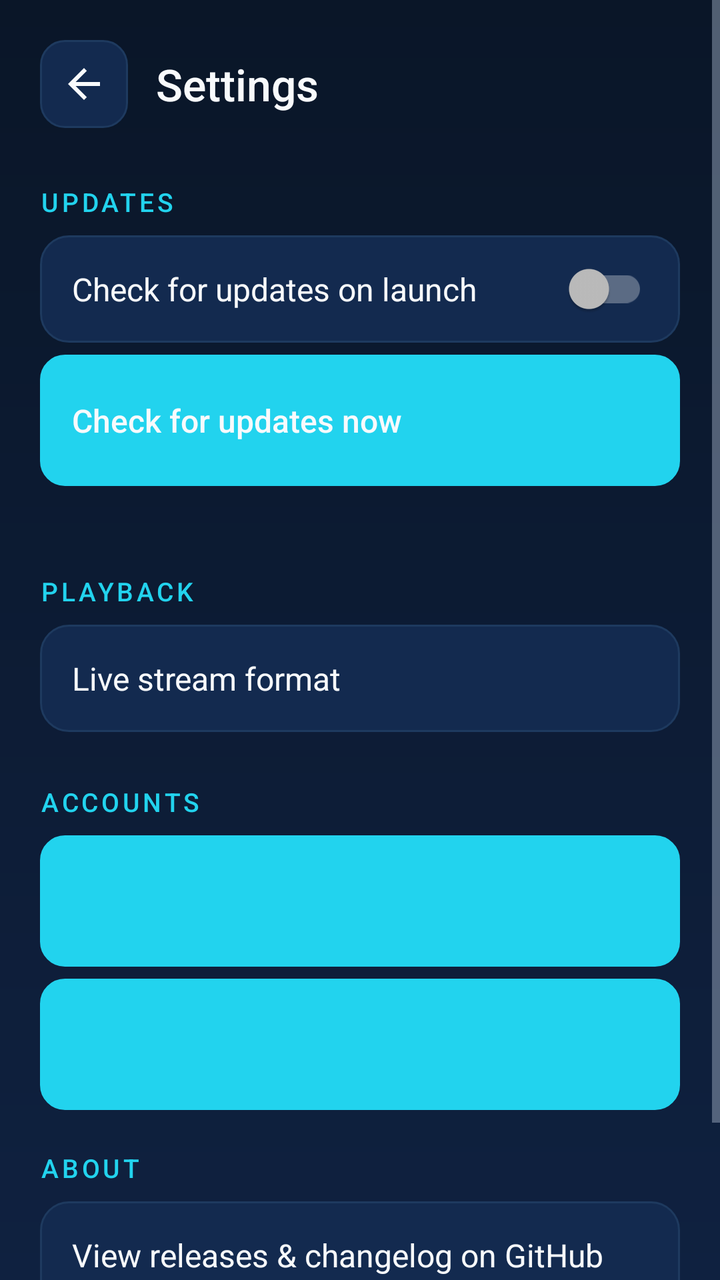
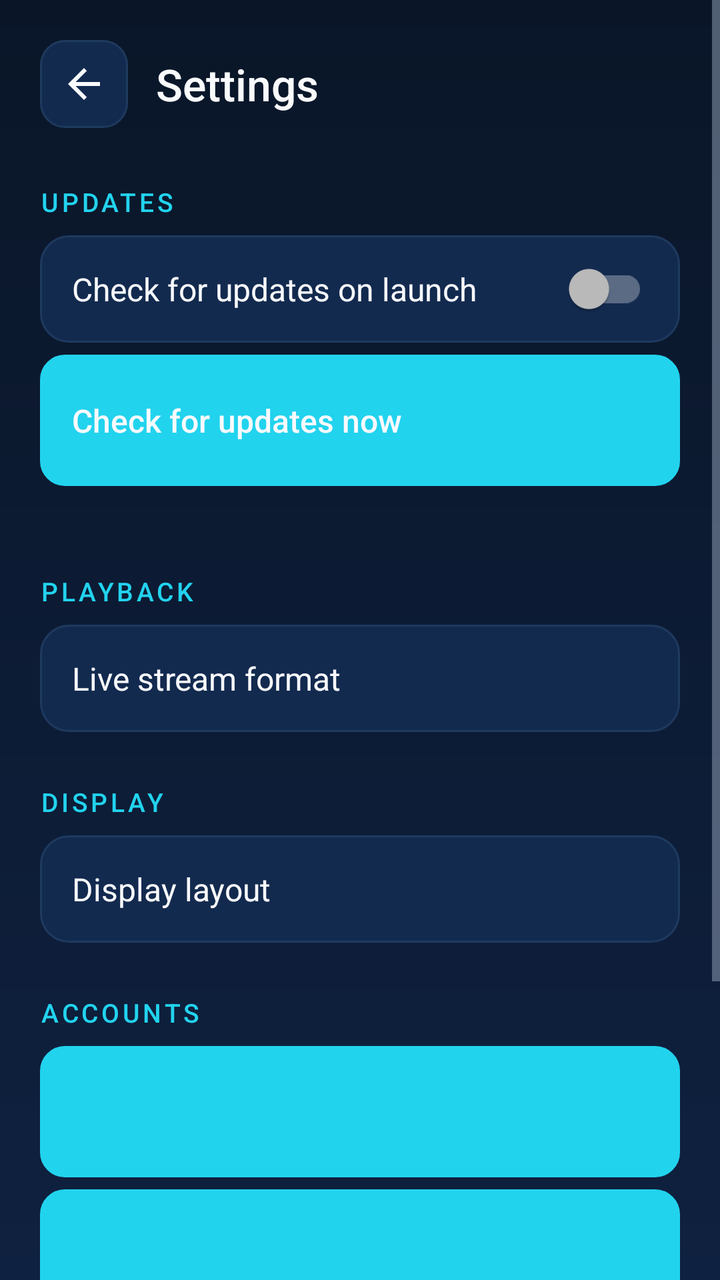

Screens rendered from an Android XML layout before and after an edit, with the pre-edit source and the edit as a unified diff.
<!-- AndroidManifest.xml: application theme Theme.StreamArcTV -->
<!-- res/layout/activity_settings.xml -->
<?xml version="1.0" encoding="utf-8"?>
<ScrollView xmlns:android="http://schemas.android.com/apk/res/android"
    xmlns:app="http://schemas.android.com/apk/res-auto"
    android:layout_width="match_parent"
    android:layout_height="match_parent"
    android:background="@drawable/bg_home_gradient"
    android:fillViewport="true">

    <androidx.constraintlayout.widget.ConstraintLayout
        android:layout_width="match_parent"
        android:layout_height="wrap_content"
        android:padding="20dp">

        <ImageButton
            android:id="@+id/btnBack"
            android:layout_width="44dp"
            android:layout_height="44dp"
            android:background="@drawable/bg_icon_button"
            android:contentDescription="@string/back"
            android:src="@drawable/ic_back"
            app:layout_constraintStart_toStartOf="parent"
            app:layout_constraintTop_toTopOf="parent" />

        <TextView
            android:layout_width="0dp"
            android:layout_height="wrap_content"
            android:layout_marginStart="14dp"
            android:fontFamily="sans-serif-medium"
            android:text="@string/settings"
            android:textColor="@color/text"
            android:textSize="22sp"
            app:layout_constraintBottom_toBottomOf="@id/btnBack"
            app:layout_constraintEnd_toEndOf="parent"
            app:layout_constraintStart_toEndOf="@id/btnBack"
            app:layout_constraintTop_toTopOf="@id/btnBack" />

        <LinearLayout
            android:id="@+id/content"
            android:layout_width="0dp"
            android:layout_height="wrap_content"
            android:layout_marginTop="8dp"
            android:orientation="vertical"
            app:layout_constraintEnd_toEndOf="parent"
            app:layout_constraintStart_toStartOf="parent"
            app:layout_constraintTop_toBottomOf="@id/btnBack"
            app:layout_constraintWidth_max="640dp">

            
            <TextView
                style="@style/SectionHeader"
                android:layout_width="match_parent"
                android:layout_height="wrap_content"
                android:text="@string/updates" />

            <androidx.appcompat.widget.SwitchCompat
                android:id="@+id/switchAutoUpdate"
                style="@style/SettingsRow"
                android:layout_width="match_parent"
                android:layout_height="wrap_content"
                android:text="@string/auto_check_updates"
                android:textColor="@color/text"
                android:textSize="16sp" />

            <Button
                android:id="@+id/btnCheckUpdates"
                style="@style/SecondaryButton"
                android:layout_width="match_parent"
                android:layout_height="wrap_content"
                android:layout_marginBottom="6dp"
                android:gravity="start|center_vertical"
                android:padding="16dp"
                android:text="@string/check_for_updates_now" />

            <TextView
                android:id="@+id/txtSkipped"
                android:layout_width="match_parent"
                android:layout_height="wrap_content"
                android:paddingStart="16dp"
                android:paddingEnd="16dp"
                android:textColor="@color/text_muted"
                android:textSize="13sp" />

            <Button
                android:id="@+id/btnClearSkipped"
                style="@style/SecondaryButton"
                android:layout_width="match_parent"
                android:layout_height="wrap_content"
                android:layout_marginTop="6dp"
                android:gravity="start|center_vertical"
                android:padding="16dp"
                android:text="@string/clear_skipped_version"
                android:visibility="gone" />

            
            <TextView
                style="@style/SectionHeader"
                android:layout_width="match_parent"
                android:layout_height="wrap_content"
                android:text="@string/playback" />

            <LinearLayout
                android:id="@+id/rowLiveFormat"
                style="@style/SettingsRow"
                android:layout_width="match_parent"
                android:layout_height="wrap_content"
                android:orientation="horizontal">

                <TextView
                    android:layout_width="0dp"
                    android:layout_height="wrap_content"
                    android:layout_weight="1"
                    android:text="@string/live_stream_format"
                    android:textColor="@color/text"
                    android:textSize="16sp" />

                <TextView
                    android:id="@+id/txtLiveFormatValue"
                    android:layout_width="wrap_content"
                    android:layout_height="wrap_content"
                    android:textColor="@color/accent"
                    android:textSize="15sp" />
            </LinearLayout>

            
            <TextView
                style="@style/SectionHeader"
                android:layout_width="match_parent"
                android:layout_height="wrap_content"
                android:text="@string/accounts" />

            <Button
                android:id="@+id/btnLogoutLive"
                style="@style/SecondaryButton"
                android:layout_width="match_parent"
                android:layout_height="wrap_content"
                android:layout_marginBottom="6dp"
                android:gravity="start|center_vertical"
                android:padding="16dp" />

            <Button
                android:id="@+id/btnLogoutVod"
                style="@style/SecondaryButton"
                android:layout_width="match_parent"
                android:layout_height="wrap_content"
                android:gravity="start|center_vertical"
                android:padding="16dp" />

            
            <TextView
                style="@style/SectionHeader"
                android:layout_width="match_parent"
                android:layout_height="wrap_content"
                android:text="@string/about" />

            <LinearLayout
                android:id="@+id/rowGithub"
                style="@style/SettingsRow"
                android:layout_width="match_parent"
                android:layout_height="wrap_content"
                android:orientation="vertical">

                <TextView
                    android:layout_width="match_parent"
                    android:layout_height="wrap_content"
                    android:text="@string/view_releases"
                    android:textColor="@color/text"
                    android:textSize="16sp" />

                <TextView
                    android:id="@+id/txtRepo"
                    android:layout_width="match_parent"
                    android:layout_height="wrap_content"
                    android:layout_marginTop="4dp"
                    android:textColor="@color/accent"
                    android:textSize="13sp" />
            </LinearLayout>

            <TextView
                android:id="@+id/txtVersion"
                android:layout_width="match_parent"
                android:layout_height="wrap_content"
                android:paddingStart="16dp"
                android:paddingTop="10dp"
                android:paddingEnd="16dp"
                android:textColor="@color/text_muted"
                android:textSize="13sp" />
        </LinearLayout>
    </androidx.constraintlayout.widget.ConstraintLayout>
</ScrollView>
<!-- resources referenced by this layout -->
<resources>
  <color name="accent">#22D3EE</color>
  <color name="text">#F8FAFC</color>
  <color name="text_muted">#94A3B8</color>
  <!-- drawable bg_home_gradient (drawable) -->
  <?xml version="1.0" encoding="utf-8"?>
  <shape xmlns:android="http://schemas.android.com/apk/res/android" android:shape="rectangle">
      <gradient android:angle="270" android:startColor="@color/bg" android:endColor="@color/bg_gradient_end" />
  </shape>
  <!-- drawable ic_back (drawable) -->
  <?xml version="1.0" encoding="utf-8"?>
  <vector xmlns:android="http://schemas.android.com/apk/res/android"
      android:width="24dp" android:height="24dp" android:viewportWidth="24" android:viewportHeight="24" android:tint="?attr/colorOnSurface">
      <path android:fillColor="@android:color/white" android:pathData="M20,11H7.83l5.59,-5.59L12,4l-8,8l8,8l1.41,-1.41L7.83,13H20V11z" />
  </vector>
  <string name="about">About</string>
  <string name="accounts">Accounts</string>
  <string name="auto_check_updates">Check for updates on launch</string>
  <string name="back">Back</string>
  <string name="check_for_updates_now">Check for updates now</string>
  <string name="clear_skipped_version">Stop skipping this version</string>
  <string name="live_stream_format">Live stream format</string>
  <string name="playback">Playback</string>
  <string name="settings">Settings</string>
  <string name="updates">Updates</string>
  <string name="view_releases">View releases &amp; changelog on GitHub</string>
  <style name="SecondaryButton" parent="IconButton">
          <item name="android:minHeight">52dp</item>
          <item name="android:textSize">16sp</item>
      </style>
  <style name="SectionHeader">
          <item name="android:textColor">@color/accent</item>
          <item name="android:textSize">13sp</item>
          <item name="android:letterSpacing">0.12</item>
          <item name="android:textAllCaps">true</item>
          <item name="android:fontFamily">sans-serif-medium</item>
          <item name="android:paddingTop">20dp</item>
          <item name="android:paddingBottom">8dp</item>
      </style>
  <style name="SettingsRow">
          <item name="android:background">@drawable/bg_row</item>
          <item name="android:focusable">true</item>
          <item name="android:clickable">true</item>
          <item name="android:padding">16dp</item>
          <item name="android:layout_marginBottom">6dp</item>
      </style>
  <color name="bg">#0A1628</color>
  <color name="bg_gradient_end">#0F2140</color>
  <color name="surface_focused">#1B3A6B</color>
  <color name="surface">#132A4F</color>
  <color name="outline">#1E3A5F</color>
  <style name="IconButton" parent="Widget.AppCompat.Button">
          <item name="android:background">@drawable/bg_icon_button</item>
          <item name="android:textColor">@color/text</item>
          <item name="android:textAllCaps">false</item>
          <item name="android:textSize">15sp</item>
          <item name="android:paddingStart">16dp</item>
          <item name="android:paddingEnd">16dp</item>
          <item name="android:minHeight">44dp</item>
          <item name="android:drawablePadding">8dp</item>
          <item name="android:stateListAnimator">@null</item>
      </style>
  <color name="accent_dark">#7C3AED</color>
  <style name="Theme.StreamArcTV.Dialog" parent="Theme.MaterialComponents.Dialog.Alert">
          <item name="colorPrimary">@color/accent</item>
          <item name="colorSurface">@color/surface</item>
          <item name="android:textColorPrimary">@color/text</item>
          <item name="android:textColorSecondary">@color/text_muted</item>
          <item name="android:background">@color/surface</item>
      </style>
  <!-- unchanged entries left out for length: 3 -->
</resources>

<!-- the commit's change to res/layout/activity_settings.xml (unified diff, before → after) -->
@@ -126,6 +126,36 @@
                 style="@style/SectionHeader"
                 android:layout_width="match_parent"
                 android:layout_height="wrap_content"
+                android:text="@string/display" />
+
+            <LinearLayout
+                android:id="@+id/rowLayout"
+                style="@style/SettingsRow"
+                android:layout_width="match_parent"
+                android:layout_height="wrap_content"
+                android:orientation="horizontal">
+
+                <TextView
+                    android:layout_width="0dp"
+                    android:layout_height="wrap_content"
+                    android:layout_weight="1"
+                    android:text="@string/display_layout"
+                    android:textColor="@color/text"
+                    android:textSize="16sp" />
+
+                <TextView
+                    android:id="@+id/txtLayoutValue"
+                    android:layout_width="wrap_content"
+                    android:layout_height="wrap_content"
+                    android:textColor="@color/accent"
+                    android:textSize="15sp" />
+            </LinearLayout>
+
+            
+            <TextView
+                style="@style/SectionHeader"
+                android:layout_width="match_parent"
+                android:layout_height="wrap_content"
                 android:text="@string/accounts" />
 
             <Button
<!-- resource entries referenced after the edit -->
@@ -20,6 +20,8 @@
   <string name="back">Back</string>
   <string name="check_for_updates_now">Check for updates now</string>
   <string name="clear_skipped_version">Stop skipping this version</string>
+  <string name="display">Display</string>
+  <string name="display_layout">Display layout</string>
   <string name="live_stream_format">Live stream format</string>
   <string name="playback">Playback</string>
   <string name="settings">Settings</string>
